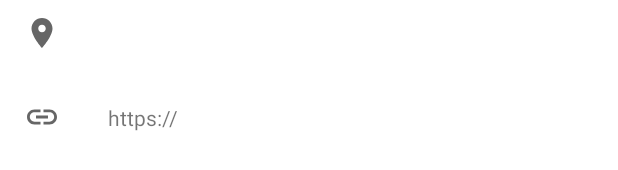
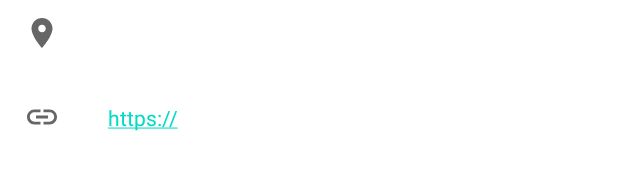
Before and after one commit to hvsimon/Github-Demo, an Android app: the layout user_details_fragment.xml on its own in the app's theme, with its tools: preview values and no code run, on a phone screen of 412 x 824 dp. Shown: the part 549-719 px from the top of the screen. Run offline under Robolectric (Android 15) with nearby library versions, the phone set to English and light mode, and no system bars; network calls fail.

```diff
--- a/app/src/main/res/layout/user_details_fragment.xml
+++ b/app/src/main/res/layout/user_details_fragment.xml
@@ -124,6 +124,7 @@
         android:layout_width="wrap_content"
         android:layout_height="wrap_content"
         android:layout_marginStart="32dp"
+        android:autoLink="web"
         app:layout_constraintBottom_toBottomOf="@+id/iv_link"
         app:layout_constraintStart_toEndOf="@+id/iv_link"
         app:layout_constraintTop_toTopOf="@+id/iv_link"
```
